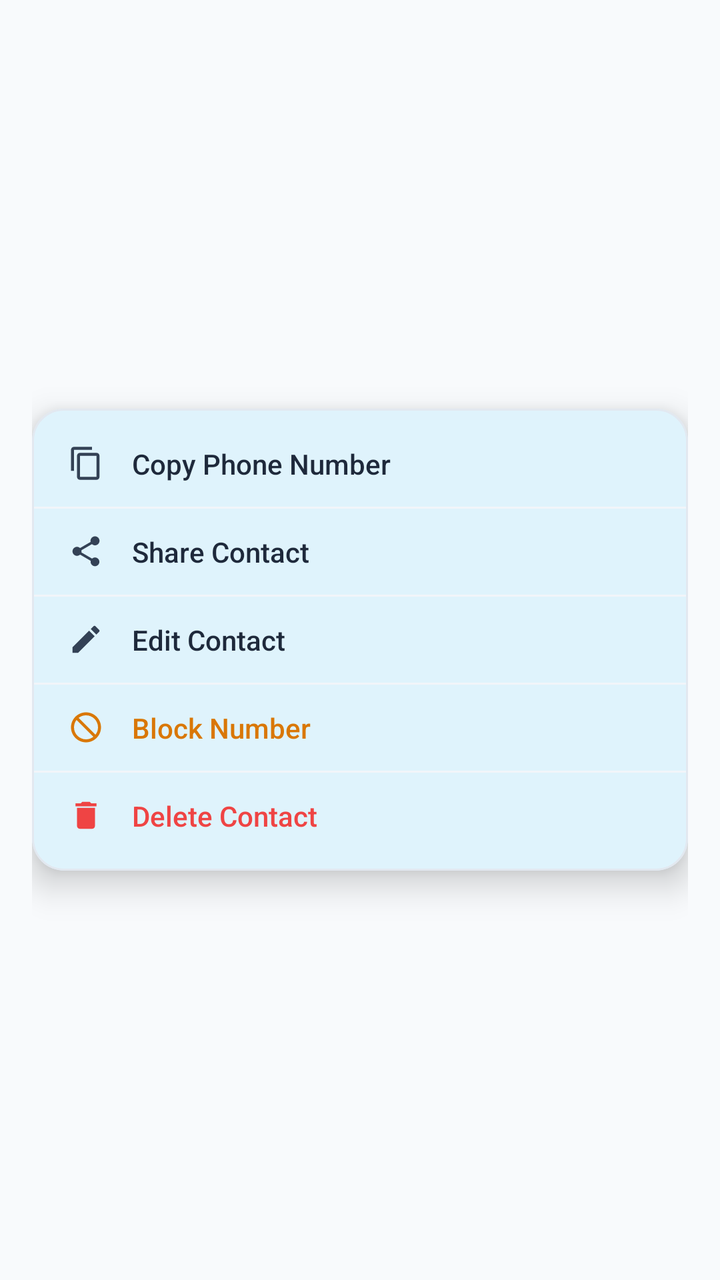
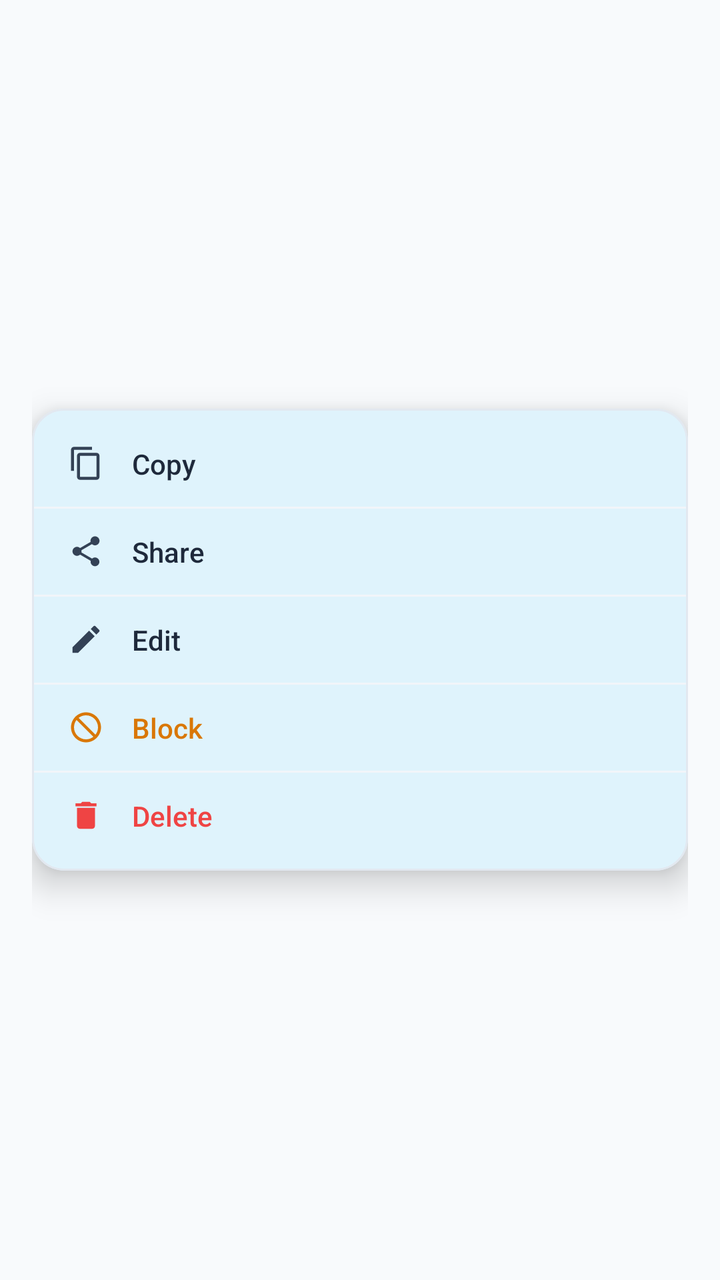

Screens rendered from an Android XML layout before and after an edit, with the pre-edit source and the edit as a unified diff.
<!-- AndroidManifest.xml: application theme Theme.RealConnect -->
<!-- res/layout/dialog_contact_options.xml -->
<?xml version="1.0" encoding="utf-8"?>
<FrameLayout xmlns:android="http://schemas.android.com/apk/res/android"
    xmlns:app="http://schemas.android.com/apk/res-auto"
    android:layout_width="wrap_content"
    android:layout_height="wrap_content"
    android:background="@android:color/transparent"
    android:padding="16dp">

    
    <com.google.android.material.card.MaterialCardView
        android:layout_width="wrap_content"
        android:layout_height="wrap_content"
        android:layout_gravity="center"
        app:cardBackgroundColor="#FFFFFF"
        app:cardCornerRadius="16dp"
        app:cardElevation="10dp"
        app:strokeColor="#E2E8F0"
        app:strokeWidth="1dp">

        <LinearLayout
            android:layout_width="wrap_content"
            android:layout_height="wrap_content"
            android:orientation="vertical"
            android:paddingVertical="6dp">

            
            <LinearLayout
                android:id="@+id/action_copy_number"
                android:layout_width="match_parent"
                android:layout_height="wrap_content"
                android:background="?attr/selectableItemBackground"
                android:clickable="true"
                android:focusable="true"
                android:gravity="center_vertical"
                android:orientation="horizontal"
                android:paddingHorizontal="18dp"
                android:paddingVertical="12dp">

                <ImageView
                    android:layout_width="18dp"
                    android:layout_height="18dp"
                    android:src="@drawable/ic_copy"
                    app:tint="#334155" />

                <TextView
                    android:layout_width="wrap_content"
                    android:layout_height="wrap_content"
                    android:layout_marginStart="14dp"
                    android:fontFamily="sans-serif-medium"
                    android:text="Copy Phone Number"
                    android:textColor="#1E293B"
                    android:textSize="14sp" />
            </LinearLayout>

            <View
                android:layout_width="match_parent"
                android:layout_height="1dp"
                android:background="#F1F5F9" />

            
            <LinearLayout
                android:id="@+id/action_share_contact"
                android:layout_width="match_parent"
                android:layout_height="wrap_content"
                android:background="?attr/selectableItemBackground"
                android:clickable="true"
                android:focusable="true"
                android:gravity="center_vertical"
                android:orientation="horizontal"
                android:paddingHorizontal="18dp"
                android:paddingVertical="12dp">

                <ImageView
                    android:layout_width="18dp"
                    android:layout_height="18dp"
                    android:src="@drawable/ic_share"
                    app:tint="#334155" />

                <TextView
                    android:layout_width="wrap_content"
                    android:layout_height="wrap_content"
                    android:layout_marginStart="14dp"
                    android:fontFamily="sans-serif-medium"
                    android:text="Share Contact"
                    android:textColor="#1E293B"
                    android:textSize="14sp" />
            </LinearLayout>

            <View
                android:layout_width="match_parent"
                android:layout_height="1dp"
                android:background="#F1F5F9" />

            
            <LinearLayout
                android:id="@+id/action_edit_contact"
                android:layout_width="match_parent"
                android:layout_height="wrap_content"
                android:background="?attr/selectableItemBackground"
                android:clickable="true"
                android:focusable="true"
                android:gravity="center_vertical"
                android:orientation="horizontal"
                android:paddingHorizontal="18dp"
                android:paddingVertical="12dp">

                <ImageView
                    android:layout_width="18dp"
                    android:layout_height="18dp"
                    android:src="@drawable/ic_edit"
                    app:tint="#334155" />

                <TextView
                    android:layout_width="wrap_content"
                    android:layout_height="wrap_content"
                    android:layout_marginStart="14dp"
                    android:fontFamily="sans-serif-medium"
                    android:text="Edit Contact"
                    android:textColor="#1E293B"
                    android:textSize="14sp" />
            </LinearLayout>

            <View
                android:layout_width="match_parent"
                android:layout_height="1dp"
                android:background="#F1F5F9" />

            
            <LinearLayout
                android:id="@+id/action_block_contact"
                android:layout_width="match_parent"
                android:layout_height="wrap_content"
                android:background="?attr/selectableItemBackground"
                android:clickable="true"
                android:focusable="true"
                android:gravity="center_vertical"
                android:orientation="horizontal"
                android:paddingHorizontal="18dp"
                android:paddingVertical="12dp">

                <ImageView
                    android:id="@+id/img_block_icon"
                    android:layout_width="18dp"
                    android:layout_height="18dp"
                    android:src="@drawable/ic_block"
                    app:tint="#D97706" />

                <TextView
                    android:id="@+id/text_block_title"
                    android:layout_width="wrap_content"
                    android:layout_height="wrap_content"
                    android:layout_marginStart="14dp"
                    android:fontFamily="sans-serif-medium"
                    android:text="Block Number"
                    android:textColor="#D97706"
                    android:textSize="14sp" />
            </LinearLayout>

            <View
                android:layout_width="match_parent"
                android:layout_height="1dp"
                android:background="#F1F5F9" />

            
            <LinearLayout
                android:id="@+id/action_delete_contact"
                android:layout_width="match_parent"
                android:layout_height="wrap_content"
                android:background="?attr/selectableItemBackground"
                android:clickable="true"
                android:focusable="true"
                android:gravity="center_vertical"
                android:orientation="horizontal"
                android:paddingHorizontal="18dp"
                android:paddingVertical="12dp">

                <ImageView
                    android:layout_width="18dp"
                    android:layout_height="18dp"
                    android:src="@drawable/ic_delete"
                    app:tint="#EF4444" />

                <TextView
                    android:layout_width="wrap_content"
                    android:layout_height="wrap_content"
                    android:layout_marginStart="14dp"
                    android:fontFamily="sans-serif-medium"
                    android:text="Delete Contact"
                    android:textColor="#EF4444"
                    android:textSize="14sp" />
            </LinearLayout>

        </LinearLayout>
    </com.google.android.material.card.MaterialCardView>

</FrameLayout>
<!-- resources referenced by this layout -->
<resources>
  <!-- drawable ic_block (drawable) -->
  <vector xmlns:android="http://schemas.android.com/apk/res/android"
      android:width="24dp"
      android:height="24dp"
      android:viewportWidth="24"
      android:viewportHeight="24">
    <path
        android:fillColor="#EF4444"
        android:pathData="M12,2C6.48,2 2,6.48 2,12s4.48,10 10,10 10,-4.48 10,-10S17.52,2 12,2zm0,18c-4.42,0 -8,-3.58 -8,-8 0,-1.85 0.63,-3.55 1.69,-4.9L16.9,18.31C15.55,19.37 13.85,20 12,20zm6.31,-3.1L7.1,5.69C8.45,4.63 10.15,4 12,4c4.42,0 8,3.58 8,8 0,1.85 -0.63,3.55 -1.69,4.9z"/>
  </vector>
  <!-- drawable ic_copy (drawable) -->
  <vector xmlns:android="http://schemas.android.com/apk/res/android"
      android:width="24dp"
      android:height="24dp"
      android:viewportWidth="24"
      android:viewportHeight="24">
    <path
        android:fillColor="@android:color/white"
        android:pathData="M16,1H4C2.9,1 2,1.9 2,3v14h2V3h12V1zm3,4H8C6.9,5 6,5.9 6,7v14c0,1.1 0.9,2 2,2h11c1.1,0 2,-0.9 2,-2V7c0,-1.1 -0.9,-2 -2,-2zm0,16H8V7h11v14z"/>
  </vector>
  <!-- drawable ic_delete (drawable) -->
  <vector xmlns:android="http://schemas.android.com/apk/res/android"
      android:width="24dp"
      android:height="24dp"
      android:viewportWidth="24"
      android:viewportHeight="24">
    <path
        android:fillColor="#EF4444"
        android:pathData="M6,19c0,1.1 0.9,2 2,2h8c1.1,0 2,-0.9 2,-2V7H6v12zM19,4h-3.5l-1,-1h-5l-1,1H5v2h14V4z"/>
  </vector>
  <!-- drawable ic_edit (drawable) -->
  <vector xmlns:android="http://schemas.android.com/apk/res/android"
      android:width="24dp"
      android:height="24dp"
      android:viewportWidth="24"
      android:viewportHeight="24">
    <path
        android:fillColor="@android:color/white"
        android:pathData="M3,17.25V21h3.75L17.81,9.94l-3.75,-3.75L3,17.25zM20.71,7.04c0.39,-0.39 0.39,-1.02 0,-1.41l-2.34,-2.34c-0.39,-0.39 -1.02,-0.39 -1.41,0l-1.83,1.83 3.75,3.75 1.83,-1.83z"/>
  </vector>
  <!-- drawable ic_share (drawable) -->
  <vector xmlns:android="http://schemas.android.com/apk/res/android"
      android:width="24dp"
      android:height="24dp"
      android:viewportWidth="24"
      android:viewportHeight="24">
    <path
        android:fillColor="#0EA5E9"
        android:pathData="M18,16.08c-0.76,0 -1.44,0.3 -1.96,0.77L8.91,12.7c0.05,-0.23 0.09,-0.46 0.09,-0.7s-0.04,-0.47 -0.09,-0.7l7.05,-4.11c0.54,0.5 1.25,0.81 2.04,0.81 1.66,0 3,-1.34 3,-3s-1.34,-3 -3,-3 -3,1.34 -3,3c0,0.24 0.04,0.47 0.09,0.7L8.04,9.81C7.5,9.31 6.79,9 6,9c-1.66,0 -3,1.34 -3,3s1.34,3 3,3c0.79,0 1.5,-0.31 2.04,-0.81l7.12,4.16c-0.05,0.21 -0.08,0.43 -0.08,0.65 0,1.61 1.31,2.92 2.92,2.92s2.92,-1.31 2.92,-2.92c0,-1.61 -1.31,-2.92 -2.92,-2.92z"/>
  </vector>
  <style name="Theme.RealConnect" parent="Base.Theme.RealConnect" />
  <style name="Base.Theme.RealConnect" parent="Theme.Material3.DayNight.NoActionBar">
          
          <item name="colorPrimary">@color/colorPrimary</item>
          <item name="colorPrimaryVariant">@color/colorPrimaryDark</item>
          <item name="colorOnPrimary">@color/white</item>
          
          <item name="colorSecondary">@color/colorAccent</item>
          <item name="colorOnSecondary">@color/black</item>
  
          
          <item name="android:statusBarColor">@color/background</item>
          <item name="android:windowLightStatusBar">true</item>
  
          
          <item name="android:windowBackground">@color/background</item>
          <item name="colorSurface">@color/surface</item>
          <item name="colorOnSurface">@color/onSurface</item>
      </style>
  <color name="colorPrimary">#0EA5E9</color>
  <color name="colorPrimaryDark">#0284C7</color>
  <color name="white">#FFFFFF</color>
  <color name="colorAccent">#38BDF8</color>
  <color name="black">#000000</color>
  <color name="background">#F8FAFC</color>
  <color name="surface">#FFFFFF</color>
  <color name="onSurface">#0F172A</color>
</resources>

<!-- the commit's change to res/layout/dialog_contact_options.xml (unified diff, before → after) -->
@@ -47,7 +47,7 @@
                     android:layout_height="wrap_content"
                     android:layout_marginStart="14dp"
                     android:fontFamily="sans-serif-medium"
-                    android:text="Copy Phone Number"
+                    android:text="Copy"
                     android:textColor="#1E293B"
                     android:textSize="14sp" />
             </LinearLayout>
@@ -81,7 +81,7 @@
                     android:layout_height="wrap_content"
                     android:layout_marginStart="14dp"
                     android:fontFamily="sans-serif-medium"
-                    android:text="Share Contact"
+                    android:text="Share"
                     android:textColor="#1E293B"
                     android:textSize="14sp" />
             </LinearLayout>
@@ -115,7 +115,7 @@
                     android:layout_height="wrap_content"
                     android:layout_marginStart="14dp"
                     android:fontFamily="sans-serif-medium"
-                    android:text="Edit Contact"
+                    android:text="Edit"
                     android:textColor="#1E293B"
                     android:textSize="14sp" />
             </LinearLayout>
@@ -151,7 +151,7 @@
                     android:layout_height="wrap_content"
                     android:layout_marginStart="14dp"
                     android:fontFamily="sans-serif-medium"
-                    android:text="Block Number"
+                    android:text="Block"
                     android:textColor="#D97706"
                     android:textSize="14sp" />
             </LinearLayout>
@@ -185,7 +185,7 @@
                     android:layout_height="wrap_content"
                     android:layout_marginStart="14dp"
                     android:fontFamily="sans-serif-medium"
-                    android:text="Delete Contact"
+                    android:text="Delete"
                     android:textColor="#EF4444"
                     android:textSize="14sp" />
             </LinearLayout>
